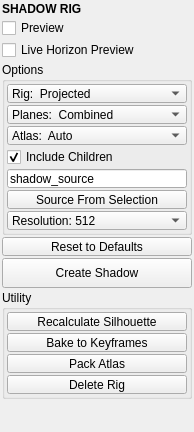
Before: the Qt Designer form mayatk/rig_utils/shadow_rig.ui in m3trik/mayatk, drawn with Qt 5.
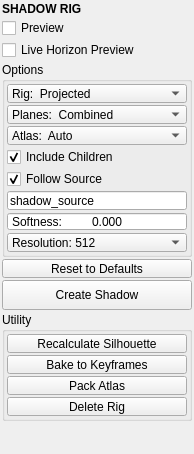
After: the same form once the commit is applied. Custom widgets are drawn as their Qt base class.

```diff
--- a/mayatk/rig_utils/shadow_rig.ui
+++ b/mayatk/rig_utils/shadow_rig.ui
@@ -187,7 +187,20 @@
         </widget>
        </item>
        <item>
-        <widget class="QLineEdit" name="txt_source">
+        <widget class="QCheckBox" name="chk_follow">
+         <property name="toolTip">
+          <string>Re-render every silhouette as soon as its source or its target moves (the plane already follows both; the drawn shape is one direction's projection). Off: press Reproject or Recalculate Silhouette.</string>
+         </property>
+         <property name="text">
+          <string>Follow Source</string>
+         </property>
+         <property name="checked">
+          <bool>true</bool>
+         </property>
+        </widget>
+       </item>
+       <item>
+        <widget class="LineEdit" name="txt_source">
          <property name="minimumSize">
           <size>
            <width>0</width>
@@ -209,7 +222,7 @@
         </widget>
        </item>
        <item>
-        <widget class="QPushButton" name="b004">
+        <widget class="DoubleSpinBox" name="s001">
          <property name="minimumSize">
           <size>
            <width>0</width>
@@ -222,8 +235,35 @@
            <height>19</height>
           </size>
          </property>
-         <property name="text">
-          <string>Source From Selection</string>
+         <property name="toolTip">
+          <string>The diameter the shadow gives the source (world units; a directional light: degrees), set on the source itself so every rig it lights, Unity and the viewer share it. 0 = sharp.</string>
+         </property>
+         <property name="buttonSymbols">
+          <enum>QAbstractSpinBox::NoButtons</enum>
+         </property>
+         <property name="keyboardTracking">
+          <bool>false</bool>
+         </property>
+         <property name="prefix">
+          <string>Softness:	</string>
+         </property>
+         <property name="debounce" stdset="0">
+          <number>400</number>
+         </property>
+         <property name="decimals">
+          <number>3</number>
+         </property>
+         <property name="minimum">
+          <double>0.000000000000000</double>
+         </property>
+         <property name="maximum">
+          <double>1000.000000000000000</double>
+         </property>
+         <property name="singleStep">
+          <double>0.050000000000000</double>
+         </property>
+         <property name="value">
+          <double>0.000000000000000</double>
          </property>
         </widget>
        </item>
@@ -499,6 +539,16 @@
    <extends>QComboBox</extends>
    <header>uitk.widgets.comboBox.ComboBox.h</header>
   </customwidget>
+  <customwidget>
+   <class>LineEdit</class>
+   <extends>QLineEdit</extends>
+   <header>widgets.lineedit.h</header>
+  </customwidget>
+  <customwidget>
+   <class>DoubleSpinBox</class>
+   <extends>QDoubleSpinBox</extends>
+   <header>widgets.doublespinbox.h</header>
+  </customwidget>
  </customwidgets>
  <resources/>
  <connections/>
```
